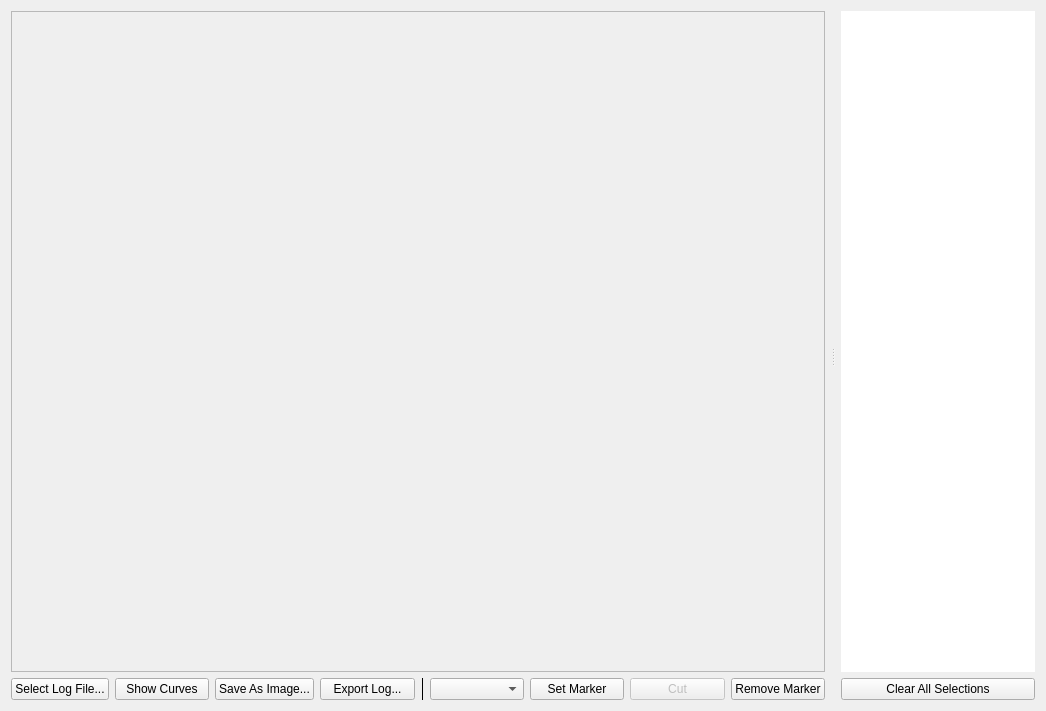
Before: the Qt Designer form src/ui/aq_LogViewer.ui in mpaperno/qgroundcontrol_aq, drawn with Qt 5.
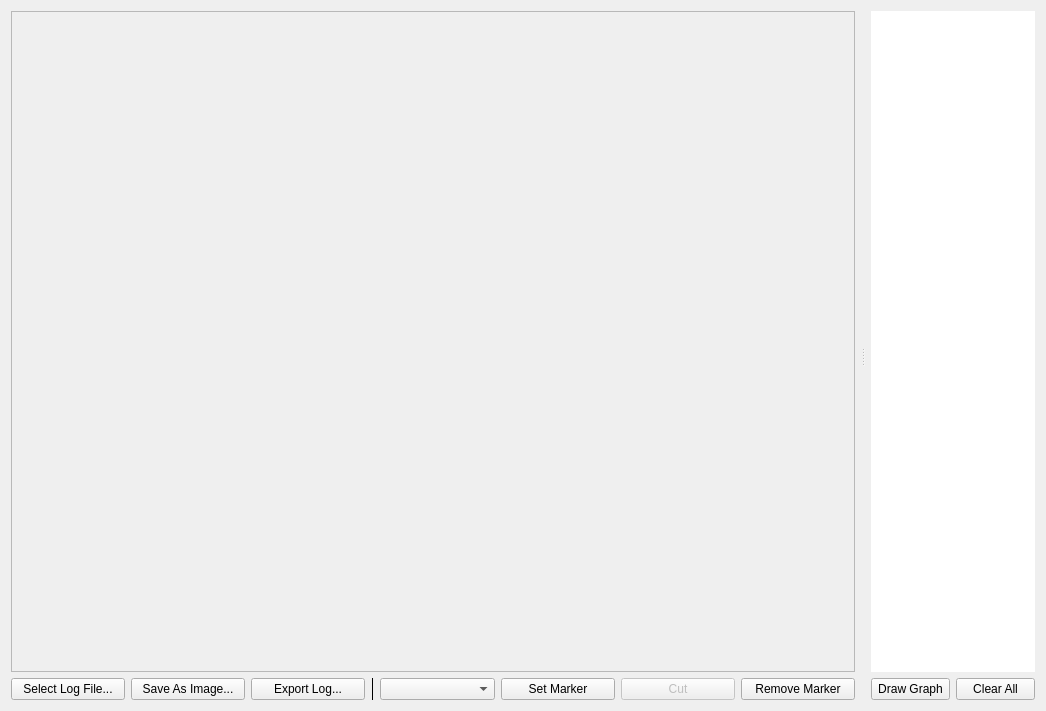
After: the same form once the commit is applied.

Commit message: Update AQ Log viewer for latest plotting library updates and re-work the UI a bit; Remove the "LOG_" prefix from log field names; Use colored icon for legend instead of label background.

What changed in the file:
```diff
--- a/src/ui/aq_LogViewer.ui
+++ b/src/ui/aq_LogViewer.ui
@@ -73,19 +73,6 @@
            </property>
           </widget>
          </item>
-         <item>
-          <widget class="QPushButton" name="pushButtonshow_cahnnels">
-           <property name="sizePolicy">
-            <sizepolicy hsizetype="Preferred" vsizetype="Fixed">
-             <horstretch>0</horstretch>
-             <verstretch>0</verstretch>
-            </sizepolicy>
-           </property>
-           <property name="text">
-            <string>Show Curves</string>
-           </property>
-          </widget>
-         </item>
          <item>
           <widget class="QPushButton" name="pushButton_save_image_plot">
            <property name="sizePolicy">
@@ -186,14 +173,14 @@
      </widget>
      <widget class="QWidget" name="widget_plotLegend" native="true">
       <property name="sizePolicy">
-       <sizepolicy hsizetype="Expanding" vsizetype="Expanding">
+       <sizepolicy hsizetype="Minimum" vsizetype="Expanding">
         <horstretch>1</horstretch>
         <verstretch>0</verstretch>
        </sizepolicy>
       </property>
       <property name="minimumSize">
        <size>
-        <width>200</width>
+        <width>170</width>
         <height>0</height>
        </size>
       </property>
@@ -213,7 +200,7 @@
        <item>
         <widget class="QListView" name="listView_Curves">
          <property name="sizePolicy">
-          <sizepolicy hsizetype="Expanding" vsizetype="Expanding">
+          <sizepolicy hsizetype="Minimum" vsizetype="Expanding">
            <horstretch>0</horstretch>
            <verstretch>0</verstretch>
           </sizepolicy>
@@ -230,13 +217,18 @@
          <property name="selectionMode">
           <enum>QAbstractItemView::NoSelection</enum>
          </property>
+         <property name="iconSize">
+          <size>
+           <width>12</width>
+           <height>16</height>
+          </size>
+         </property>
         </widget>
        </item>
        <item>
-        <widget class="QPushButton" name="pushButton_clearCurves">
-         <property name="enabled">
-          <bool>true</bool>
-         </property>
+        <layout class="QHBoxLayout" name="horizontalLayout">
+         <item>
+          <widget class="QPushButton" name="pushButtonshow_cahnnels">
          <property name="sizePolicy">
           <sizepolicy hsizetype="Expanding" vsizetype="Fixed">
            <horstretch>0</horstretch>
@@ -244,9 +236,27 @@
           </sizepolicy>
          </property>
          <property name="text">
-          <string>Clear All Selections</string>
-         </property>
-        </widget>
+            <string>Draw Graph</string>
+           </property>
+          </widget>
+         </item>
+         <item>
+          <widget class="QPushButton" name="pushButton_clearCurves">
+           <property name="enabled">
+            <bool>true</bool>
+           </property>
+           <property name="sizePolicy">
+            <sizepolicy hsizetype="Preferred" vsizetype="Fixed">
+             <horstretch>0</horstretch>
+             <verstretch>0</verstretch>
+            </sizepolicy>
+           </property>
+           <property name="text">
+            <string>Clear All</string>
+           </property>
+          </widget>
+         </item>
+        </layout>
        </item>
       </layout>
      </widget>
```
Left out of the diff: 4 changed lines with no effect on the pictures. Lines whose indentation alone changed are shown as unchanged. The commit also changes 3 other files.
